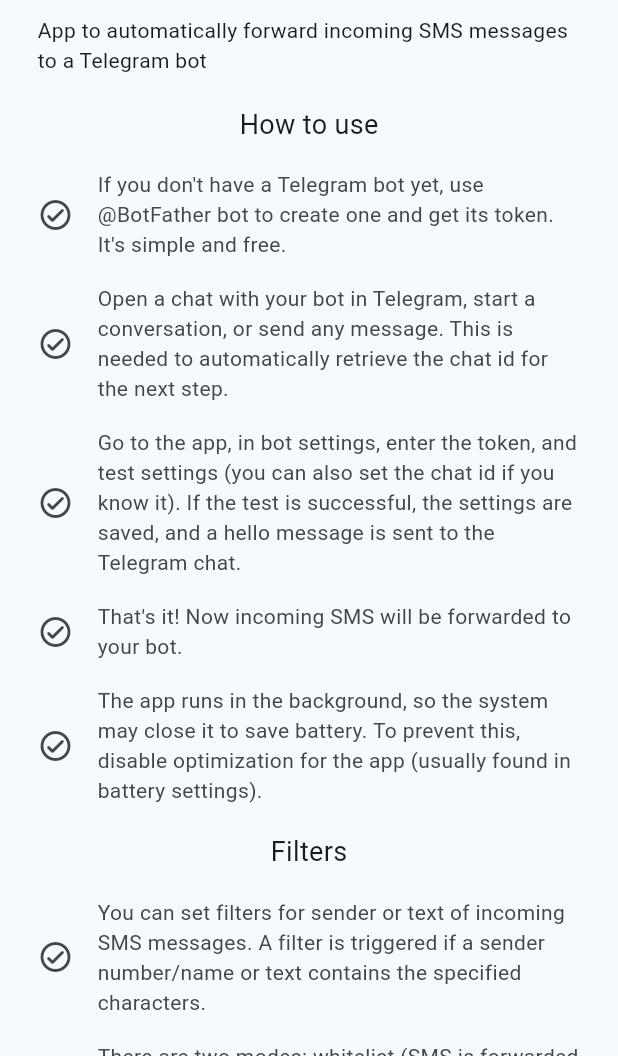
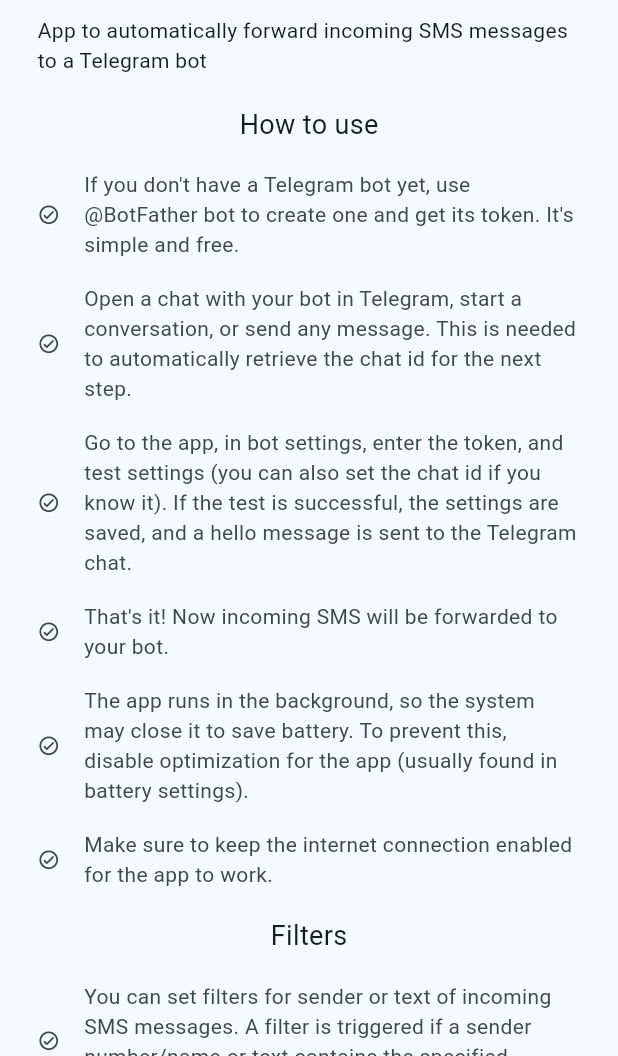
Before and after one commit to teslor/sms-telebot, a Flutter app: the HelpScreen screen opened directly, on a phone screen of 412 x 824 dp, the part 180-1236 px from its top. Run offline on Flutter 3.47's test engine with Material 3 defaults, Android fonts, the phone set to English and light mode, and no system bars; our stand-ins replace permission_handler, shared_preferences; missing offline and left inert: readsms; accounts and stored records are empty; generated files the repository leaves out were written again.

Commit message:
Update l10n files

```diff
--- a/lib/l10n/app_en.arb
+++ b/lib/l10n/app_en.arb
@@ -33,6 +33,7 @@
   "help_howToUse_03": "Go to the app, in bot settings, enter the token, and test settings (you can also set the chat id if you know it). If the test is successful, the settings are saved, and a hello message is sent to the Telegram chat.",
   "help_howToUse_04": "That's it! Now incoming SMS will be forwarded to your bot.",
   "help_howToUse_05": "The app runs in the background, so the system may close it to save battery. To prevent this, disable optimization for the app (usually found in battery settings).",
+  "help_howToUse_06": "Make sure to keep the internet connection enabled for the app to work.",
   "help_filters": "Filters",
   "help_filters_01": "You can set filters for sender or text of incoming SMS messages. A filter is triggered if a sender number/name or text contains the specified characters.",
   "help_filters_02": "There are two modes: whitelist (SMS is forwarded if at least one filter matches) and blacklist (SMS is not forwarded if any filter matches). In whitelist mode, if no filters are set, no SMS messages will be forwarded to the bot.",
--- a/lib/l10n/app_ru.arb
+++ b/lib/l10n/app_ru.arb
@@ -33,6 +33,7 @@
   "help_howToUse_03": "Перейдите в приложение, в настройках бота введите токен и проверьте настройки, нажав кнопку (также можно задать ID чата, если знаете его). В случае успешной проверки, настройки сохраняются, и в Telegram-чат придёт приветственное сообщение.",
   "help_howToUse_04": "Готово! Теперь входящие СМС будут пересылаться вашему боту.",
   "help_howToUse_05": "Приложение работает в фоне, поэтому система может его закрыть в целях экономии батареи. Чтобы избежать этого, выключите оптимизацию для приложения (обычно в настройках батареи).",
+  "help_howToUse_06": "Устройство с работающим приложением должно оставаться подключенным к интернету.",
   "help_filters": "Фильтры",
   "help_filters_01": "Можно дополнительно установить фильтры для отправителя или текста входящих СМС. Фильтр срабатывает, если номер/имя отправителя или текст содержат заданные символы.",
   "help_filters_02": "Есть два режима: белый список (СМС пересылается, если срабатывает хотя бы один фильтр) и чёрный список (соответственно, не пересылается). В режиме белого списка, если не задано ни одного фильтра, то боту никакие СМС отправляться не будут.",
--- a/lib/main.dart
+++ b/lib/main.dart
@@ -132,6 +132,7 @@
       AppLocalizations.of(context)!.help_howToUse_03,
       AppLocalizations.of(context)!.help_howToUse_04,
       AppLocalizations.of(context)!.help_howToUse_05,
+      AppLocalizations.of(context)!.help_howToUse_06,
     ];
     final List<String> filterItems = [
       AppLocalizations.of(context)!.help_filters_01,
@@ -183,7 +184,8 @@
       children: List.generate(items.length, (index) {
         return ListTile(
           contentPadding: const EdgeInsets.all(0),
-          leading: const Icon(Icons.check_circle_outline_rounded),
+          leading: const Icon(Icons.check_circle_outline_rounded, size: 15),
+          minLeadingWidth: 15,
           subtitle: Text(items[index]),
         );
       }),
```
